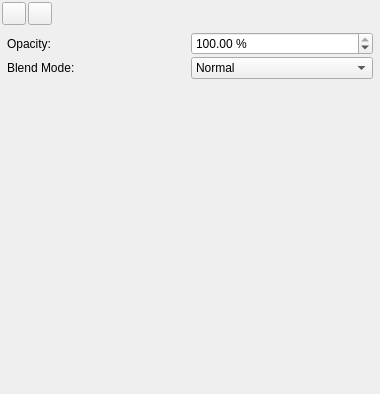
First picture: the form in scribus/ui/propertywidgetframe_transparency.ui, repository nitramr/scribus, before the edit.
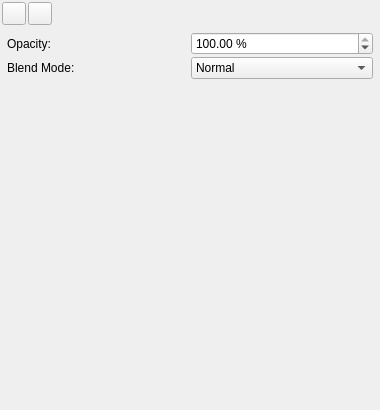
Second picture: the form after the edit. Custom widgets are drawn as their Qt base class.

What changed in the file:
```diff
--- a/scribus/ui/propertywidgetframe_transparency.ui
+++ b/scribus/ui/propertywidgetframe_transparency.ui
@@ -2,6 +2,14 @@
 <ui version="4.0">
  <class>PropertyWidgetFrame_Transparency</class>
  <widget class="QWidget" name="PropertyWidgetFrame_Transparency">
+  <property name="geometry">
+   <rect>
+    <x>0</x>
+    <y>0</y>
+    <width>380</width>
+    <height>410</height>
+   </rect>
+  </property>
   <property name="minimumSize">
    <size>
     <width>380</width>
```
